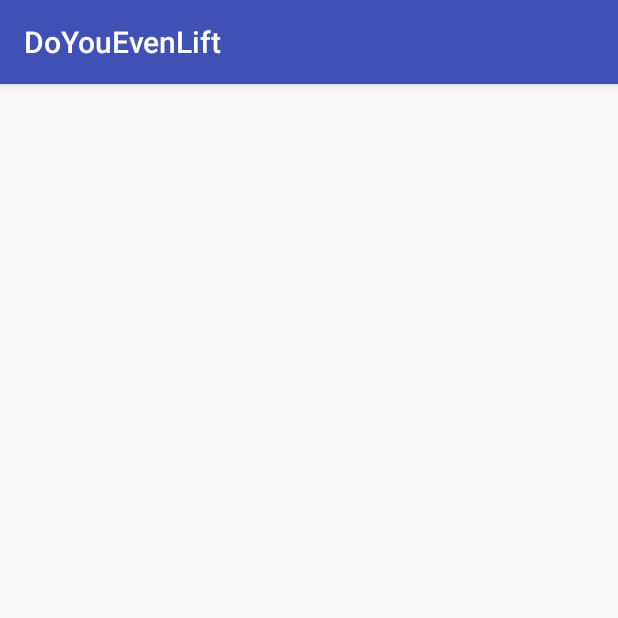
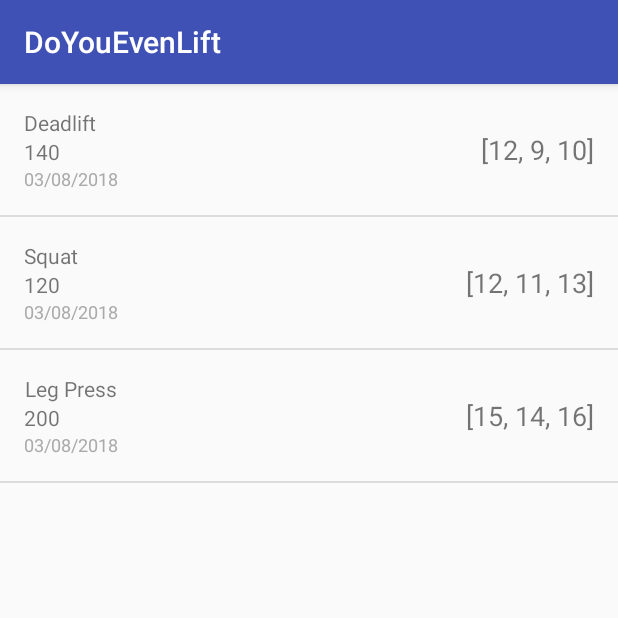
Before and after one commit to ToastedSnackBar/do-you-even-lift, an Android app: the screen it shows after launch (WorkoutsListActivity), on a phone screen of 412 x 824 dp, the top half of it. Run offline under Robolectric (Android 15) with nearby library versions, the phone set to English and light mode, and no system bars.

Commit message:
Introduce date to Workout item and show date of exercise for each exercise in the recycler view. Refactor Workout to be initialized with an empty list instead of null and remove null safety checks.

```diff
--- a/app/src/main/java/com/hirani/ali/doyouevenlift/models/Workout.kt
+++ b/app/src/main/java/com/hirani/ali/doyouevenlift/models/Workout.kt
@@ -1,4 +1,6 @@
 package com.hirani.ali.doyouevenlift.models
 
-data class Workout(val exercises: MutableList<Exercise>) {
+import java.util.*
+
+data class Workout(val date: Date, val exercises: MutableList<Exercise>) {
 }
--- a/app/src/main/java/com/hirani/ali/doyouevenlift/ui/WorkoutsListActivity.kt
+++ b/app/src/main/java/com/hirani/ali/doyouevenlift/ui/WorkoutsListActivity.kt
@@ -7,11 +7,15 @@ import com.hirani.ali.doyouevenlift.R
 import com.hirani.ali.doyouevenlift.models.Exercise
 import com.hirani.ali.doyouevenlift.models.Workout
 import kotlinx.android.synthetic.main.activity_main.*
+import android.support.v7.widget.DividerItemDecoration
+import java.time.LocalDateTime
+import java.util.*
+
 
 class WorkoutsListActivity : AppCompatActivity() {
 
     private lateinit var adapter: WorkoutsListAdapter
-    private var workout: Workout? = null
+    private var workout: Workout = Workout(Date(), mutableListOf())
 
     override fun onCreate(savedInstanceState: Bundle?) {
         super.onCreate(savedInstanceState)
@@ -20,9 +24,13 @@ class WorkoutsListActivity : AppCompatActivity() {
         workout_list_rv.setHasFixedSize(true)
         workout_list_rv.layoutManager = LinearLayoutManager(this)
 
-        workout?.exercises?.add(Exercise("Deadlift", 140, arrayListOf(12, 9, 10)))
-        workout?.exercises?.add(Exercise("Squat", 120, arrayListOf(12, 11, 13)))
-        workout?.exercises?.add(Exercise("Leg Press", 200, arrayListOf(15, 14, 16)))
+        val dividerItemDecoration = DividerItemDecoration(workout_list_rv.context,
+                (workout_list_rv.layoutManager as LinearLayoutManager).orientation)
+        workout_list_rv.addItemDecoration(dividerItemDecoration)
+
+        workout.exercises.add(Exercise("Deadlift", 140, arrayListOf(12, 9, 10)))
+        workout.exercises.add(Exercise("Squat", 120, arrayListOf(12, 11, 13)))
+        workout.exercises.add(Exercise("Leg Press", 200, arrayListOf(15, 14, 16)))
 
         adapter = WorkoutsListAdapter(workout)
         workout_list_rv.adapter = adapter
--- a/app/src/main/java/com/hirani/ali/doyouevenlift/ui/WorkoutsListAdapter.kt
+++ b/app/src/main/java/com/hirani/ali/doyouevenlift/ui/WorkoutsListAdapter.kt
@@ -8,10 +8,12 @@ import com.hirani.ali.doyouevenlift.R
 import com.hirani.ali.doyouevenlift.inflate
 import com.hirani.ali.doyouevenlift.models.Workout
 import kotlinx.android.synthetic.main.workout_rv_item.view.*
+import java.text.SimpleDateFormat
+import java.util.*
 
-class WorkoutsListAdapter(private val workout: Workout?) : RecyclerView.Adapter<WorkoutsListAdapter.WorkoutHolder>() {
+class WorkoutsListAdapter(private val workout: Workout) : RecyclerView.Adapter<WorkoutsListAdapter.WorkoutHolder>() {
     override fun getItemCount(): Int {
-        return workout?.exercises?.size ?: 0
+        return workout.exercises.size
     }
 
     override fun onCreateViewHolder(parent: ViewGroup, viewType: Int): WorkoutHolder {
@@ -20,11 +22,17 @@ class WorkoutsListAdapter(private val workout: Workout?) : RecyclerView.Adapter<
     }
 
     override fun onBindViewHolder(holder: WorkoutHolder, position: Int) {
-        val exercise = workout?.exercises?.get(position)
+        val exercise = workout.exercises[position]
 
-        holder.itemView.workout_name_tv.text = exercise?.name
-        holder.itemView.workout_reps_tv.text = exercise?.reps.toString()
-        holder.itemView.workout_weight_tv.text = exercise?.weight.toString()
+        holder.itemView.workout_name_tv.text = exercise.name
+        holder.itemView.workout_reps_tv.text = exercise.reps.toString()
+        holder.itemView.workout_weight_tv.text = exercise.weight.toString()
+        holder.itemView.workout_date_tv.text = formatExerciseDate(workout.date)
+    }
+
+    private fun formatExerciseDate(date: Date): String {
+        val df = SimpleDateFormat("MM/dd/yyyy", Locale.CANADA)
+        return df.format(date)
     }
 
     class WorkoutHolder(v: View) : RecyclerView.ViewHolder(v), View.OnClickListener {
--- a/app/src/main/res/layout/workout_rv_item.xml
+++ b/app/src/main/res/layout/workout_rv_item.xml
@@ -23,6 +23,15 @@
         tools:text="140 kg" />
 
     <TextView
+        android:id="@+id/workout_date_tv"
+        android:layout_width="wrap_content"
+        android:layout_height="wrap_content"
+        android:layout_below="@id/workout_weight_tv"
+        android:textColor="@android:color/darker_gray"
+        android:textSize="12sp"
+        tools:text="3/24/2018" />
+
+    <TextView
         android:id="@+id/workout_reps_tv"
         android:layout_width="wrap_content"
         android:layout_height="wrap_content"
```
